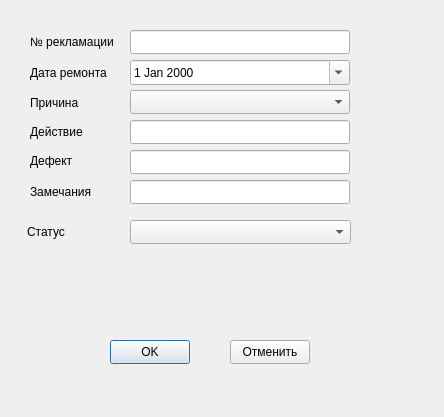
First picture: the form in app/remontwindow.ui, repository AlexeyScherbakov2021/Remont, before the edit.
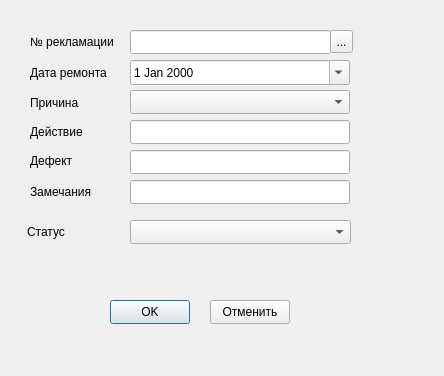
Second picture: the form after the edit.

Patch:
```diff
--- a/app/remontwindow.ui
+++ b/app/remontwindow.ui
@@ -7,7 +7,7 @@
     <x>0</x>
     <y>0</y>
     <width>444</width>
-    <height>417</height>
+    <height>376</height>
    </rect>
   </property>
   <property name="windowTitle">
@@ -109,7 +109,7 @@
     <rect>
      <x>130</x>
      <y>30</y>
-     <width>220</width>
+     <width>201</width>
      <height>24</height>
     </rect>
    </property>
@@ -174,7 +174,7 @@
    <property name="geometry">
     <rect>
      <x>110</x>
-     <y>340</y>
+     <y>300</y>
      <width>80</width>
      <height>24</height>
     </rect>
@@ -186,8 +186,8 @@
   <widget class="QPushButton" name="pbCancel">
    <property name="geometry">
     <rect>
-     <x>230</x>
-     <y>340</y>
+     <x>210</x>
+     <y>300</y>
      <width>80</width>
      <height>24</height>
     </rect>
@@ -206,6 +206,19 @@
     </rect>
    </property>
   </widget>
+  <widget class="QToolButton" name="tbClaim">
+   <property name="geometry">
+    <rect>
+     <x>330</x>
+     <y>30</y>
+     <width>23</width>
+     <height>23</height>
+    </rect>
+   </property>
+   <property name="text">
+    <string>...</string>
+   </property>
+  </widget>
  </widget>
  <resources/>
  <connections>
```
